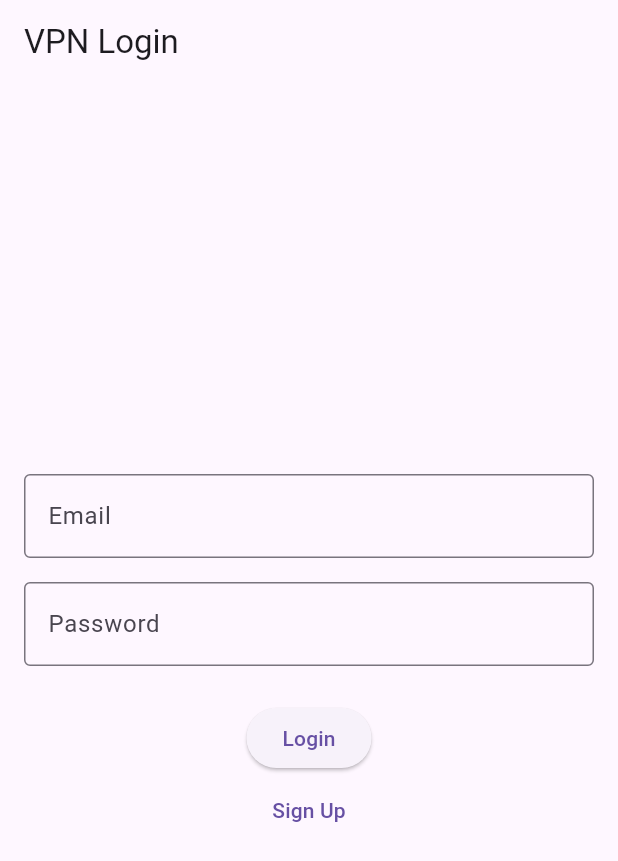
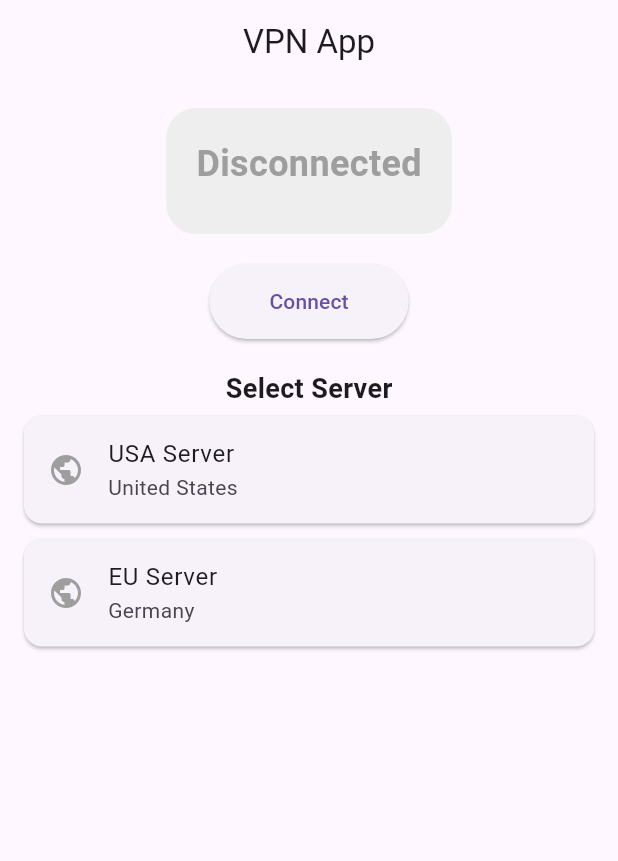
Before and after one commit to shamovgk/vpn_app, a Flutter app: the screen it shows after launch, on a phone screen of 412 x 824 dp. Shown: the top 861 px of the screen. Run offline on Flutter 3.47's test engine with Material 3 defaults, Android fonts, the phone set to English and light mode, and no system bars; our stand-ins replace flutter_spinkit.

Commit message:
Add VPN UI with connect/disconnect and server list

```diff
--- a/lib/main.dart
+++ b/lib/main.dart
@@ -1,21 +1,21 @@
 import 'package:flutter/material.dart';
 import 'package:provider/provider.dart';
 import 'providers/vpn_provider.dart';
-import 'screens/login_screen.dart';
-import 'screens/home_screen.dart';
-import 'screens/subscription_screen.dart';
+import 'screens/vpn_screen.dart';
 
 void main() {
   runApp(
-    ChangeNotifierProvider(
-      create: (context) => VpnProvider(),
+    MultiProvider(
+      providers: [
+        ChangeNotifierProvider(create: (_) => VpnProvider()),
+      ],
       child: const MyApp(),
     ),
   );
 }
 
 class MyApp extends StatelessWidget {
-  const MyApp({super.key});
+  const MyApp({Key? key}) : super(key: key);
 
   @override
   Widget build(BuildContext context) {
@@ -23,14 +23,9 @@ class MyApp extends StatelessWidget {
       title: 'VPN App',
       theme: ThemeData(
         primarySwatch: Colors.blue,
-        visualDensity: VisualDensity.adaptivePlatformDensity,
+        useMaterial3: true,
       ),
-      initialRoute: '/login',
-      routes: {
-        '/login': (context) => const LoginScreen(),
-        '/home': (context) => const HomeScreen(),
-        '/subscription': (context) => const SubscriptionScreen(),
-      },
+      home: const VpnScreen(),
     );
   }
 }
--- /dev/null
+++ b/lib/models/vpn_server.dart
@@ -0,0 +1,13 @@
+class VpnServer {
+  final String name;
+  final String country;
+  final String ipAddress;
+  final String publicKey;
+
+  VpnServer({
+    required this.name,
+    required this.country,
+    required this.ipAddress,
+    required this.publicKey,
+  });
+}
--- a/lib/providers/vpn_provider.dart
+++ b/lib/providers/vpn_provider.dart
@@ -1,40 +1,43 @@
 import 'package:flutter/material.dart';
+import '../models/vpn_server.dart';
 
 class VpnProvider with ChangeNotifier {
   bool _isConnected = false;
-  String? _selectedServer;
-  String? _selectedPlan;
-  bool _isPurchasing = false;
-  String? _purchaseError;
+  bool _isConnecting = false;
+  VpnServer? _selectedServer;
+  final List<VpnServer> _servers = [
+    VpnServer(name: 'USA Server', country: 'United States', ipAddress: '192.168.1.100', publicKey: 'xX...Yy=='),
+    VpnServer(name: 'EU Server', country: 'Germany', ipAddress: '192.168.1.101', publicKey: 'yY...Zz=='),
+  ];
 
   bool get isConnected => _isConnected;
-  String? get selectedServer => _selectedServer;
-  String? get selectedPlan => _selectedPlan;
-  bool get isPurchasing => _isPurchasing;
-  String? get purchaseError => _purchaseError;
+  bool get isConnecting => _isConnecting;
+  VpnServer? get selectedServer => _selectedServer;
+  List<VpnServer> get servers => _servers;
 
-  void toggleConnection() {
-    _isConnected = !_isConnected;
-    notifyListeners();
-  }
-
-  void selectServer(String server) {
+  void selectServer(VpnServer server) {
     _selectedServer = server;
     notifyListeners();
   }
 
-  void selectPlan(String plan) {
-    _selectedPlan = plan;
+  Future<void> connect() async {
+    if (_selectedServer == null) throw Exception('No server selected');
+    _isConnecting = true;
+    notifyListeners();
+    // Заглушка для подключения
+    await Future.delayed(const Duration(seconds: 2)); // Симуляция задержки
+    _isConnected = true;
+    _isConnecting = false;
     notifyListeners();
   }
 
-  void setPurchasing(bool value) {
-    _isPurchasing = value;
+  Future<void> disconnect() async {
+    _isConnecting = true;
     notifyListeners();
-  }
-
-  void setPurchaseError(String? error) {
-    _purchaseError = error;
+    // Заглушка для отключения
+    await Future.delayed(const Duration(seconds: 1));
+    _isConnected = false;
+    _isConnecting = false;
     notifyListeners();
   }
 }
--- a/lib/screens/login_screen.dart
+++ /dev/null
@@ -1,48 +0,0 @@
-import 'package:flutter/material.dart';
-
-class LoginScreen extends StatelessWidget {
-  const LoginScreen({super.key});
-
-  @override
-  Widget build(BuildContext context) {
-    return Scaffold(
-      appBar: AppBar(title: const Text('VPN Login')),
-      body: Padding(
-        padding: const EdgeInsets.all(16.0),
-        child: Column(
-          mainAxisAlignment: MainAxisAlignment.center,
-          children: [
-            TextField(
-              decoration: InputDecoration(
-                labelText: 'Email',
-                border: OutlineInputBorder(),
-              ),
-            ),
-            const SizedBox(height: 16),
-            TextField(
-              obscureText: true,
-              decoration: InputDecoration(
-                labelText: 'Password',
-                border: OutlineInputBorder(),
-              ),
-            ),
-            const SizedBox(height: 24),
-            ElevatedButton(
-              onPressed: () {
-                // Переход на главный экран
-                Navigator.pushNamed(context, '/home');
-              },
-              child: const Text('Login'),
-            ),
-            TextButton(
-              onPressed: () {
-                // Логика для регистрации
-              },
-              child: const Text('Sign Up'),
-            ),
-          ],
-        ),
-      ),
-    );
-  }
-}
--- /dev/null
+++ b/lib/screens/vpn_screen.dart
@@ -0,0 +1,109 @@
+import 'package:flutter/material.dart';
+import 'package:provider/provider.dart';
+import 'package:flutter_spinkit/flutter_spinkit.dart';
+import '../providers/vpn_provider.dart';
+import '../models/vpn_server.dart';
+
+class VpnScreen extends StatelessWidget {
+  const VpnScreen({Key? key}) : super(key: key);
+
+  @override
+  Widget build(BuildContext context) {
+    final vpnProvider = Provider.of<VpnProvider>(context);
+
+    return Scaffold(
+      appBar: AppBar(
+        title: const Text('VPN App'),
+        centerTitle: true,
+      ),
+      body: Padding(
+        padding: const EdgeInsets.all(16.0),
+        child: Column(
+          children: [
+            // Статус подключения
+            Container(
+              padding: const EdgeInsets.all(20),
+              decoration: BoxDecoration(
+                color: vpnProvider.isConnected ? Colors.green[100] : Colors.grey[200],
+                borderRadius: BorderRadius.circular(20),
+              ),
+              child: Column(
+                children: [
+                  Text(
+                    vpnProvider.isConnected ? 'Connected' : 'Disconnected',
+                    style: TextStyle(
+                      fontSize: 24,
+                      fontWeight: FontWeight.bold,
+                      color: vpnProvider.isConnected ? Colors.green : Colors.grey,
+                    ),
+                  ),
+                  const SizedBox(height: 10),
+                  if (vpnProvider.selectedServer != null)
+                    Text(
+                      'Server: ${vpnProvider.selectedServer!.name}',
+                      style: const TextStyle(fontSize: 16),
+                    ),
+                ],
+              ),
+            ),
+            const SizedBox(height: 20),
+            // Кнопка Connect/Disconnect
+            ElevatedButton(
+              onPressed: vpnProvider.isConnecting
+                  ? null
+                  : () async {
+                      try {
+                        if (vpnProvider.isConnected) {
+                          await vpnProvider.disconnect();
+                        } else {
+                          await vpnProvider.connect();
+                        }
+                      } catch (e) {
+                        ScaffoldMessenger.of(context).showSnackBar(
+                          SnackBar(content: Text('Error: $e')),
+                        );
+                      }
+                    },
+              style: ElevatedButton.styleFrom(
+                padding: const EdgeInsets.symmetric(horizontal: 40, vertical: 15),
+                shape: RoundedRectangleBorder(borderRadius: BorderRadius.circular(30)),
+              ),
+              child: vpnProvider.isConnecting
+                  ? const SpinKitCircle(color: Colors.white, size: 20)
+                  : Text(vpnProvider.isConnected ? 'Disconnect' : 'Connect'),
+            ),
+            const SizedBox(height: 20),
+            // Список серверов
+            const Text(
+              'Select Server',
+              style: TextStyle(fontSize: 18, fontWeight: FontWeight.bold),
+            ),
+            Expanded(
+              child: ListView.builder(
+                itemCount: vpnProvider.servers.length,
+                itemBuilder: (context, index) {
+                  final server = vpnProvider.servers[index];
+                  return Card(
+                    margin: const EdgeInsets.symmetric(vertical: 5),
+                    child: ListTile(
+                      leading: Icon(
+                        Icons.public,
+                        color: vpnProvider.selectedServer == server ? Colors.blue : Colors.grey,
+                      ),
+                      title: Text(server.name),
+                      subtitle: Text(server.country),
+                      selected: vpnProvider.selectedServer == server,
+                      onTap: () {
+                        vpnProvider.selectServer(server);
+                      },
+                    ),
+                  );
+                },
+              ),
+            ),
+          ],
+        ),
+      ),
+    );
+  }
+}
--- a/pubspec.yaml
+++ b/pubspec.yaml
@@ -15,15 +15,14 @@ dependencies:
   http: ^1.1.0 # Для API-запросов
   intl: ^0.20.2 # Для локализации
   cupertino_icons: ^1.0.8
-  in_app_purchase: ^3.2.3 # Для подписок
-  firebase_auth: ^5.5.3 # Для аутентификации
-  firebase_core: ^3.13.0 # Для Firebase
+  flutter_spinkit: ^5.2.1
 
 dev_dependencies:
   flutter_test:
     sdk: flutter
   flutter_lints: ^5.0.0
   test: ^1.25.15 # Для написания тестов
+  mockito: ^5.4.4
 
 flutter:
   uses-material-design: true
```
Also changed, not shown: lib/screens/home_screen.dart (deleted, +0 -63 lines), lib/screens/subscription_screen.dart (deleted, +0 -185 lines), 4 other files.
